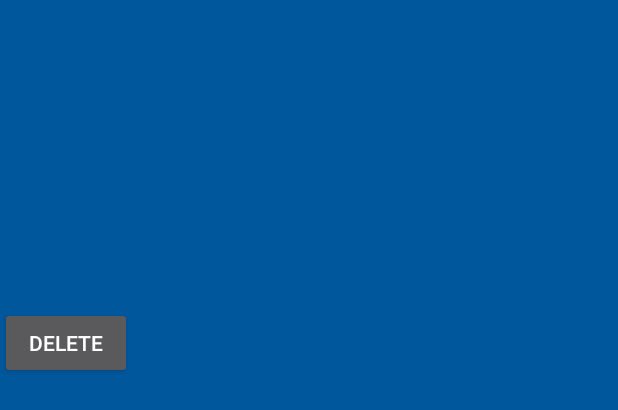
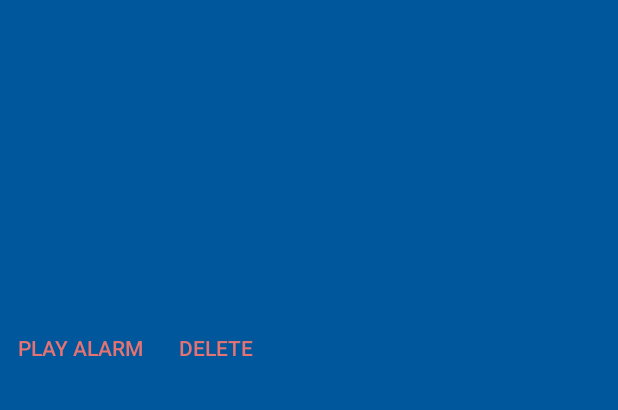
Before and after one commit to scottblechman/Otter, an Android app: the layout fragment_alarm.xml on its own in the app's theme, with its tools: preview values and no code run, on a phone screen of 412 x 824 dp. Shown: the top 410 px of the screen. Run offline under Robolectric (Android 15) with nearby library versions, the phone set to English and light mode, and no system bars.

Commit message:
Alarm plays sound when play button is clicked

```diff
--- a/app/src/main/AndroidManifest.xml
+++ b/app/src/main/AndroidManifest.xml
@@ -2,19 +2,23 @@
 <manifest xmlns:android="http://schemas.android.com/apk/res/android"
     package="com.scottblechman.otter">
 
+    <uses-permission android:name="android.permission.WAKE_LOCK" />
+
     <application
-        android:allowBackup="true"
+        android:allowBackup="false"
         android:icon="@mipmap/ic_launcher"
         android:label="@string/app_name"
         android:roundIcon="@mipmap/ic_launcher_round"
         android:supportsRtl="true"
         android:theme="@style/AppTheme">
+        <activity android:name=".ui.activity.AlarmActivity"></activity>
         <activity
             android:name=".ui.activity.MainActivity"
             android:label="@string/app_name"
             android:theme="@style/AppTheme.NoActionBar">
             <intent-filter>
                 <action android:name="android.intent.action.MAIN" />
+                <action android:name="android.intent.action.VIEW" />
 
                 <category android:name="android.intent.category.LAUNCHER" />
             </intent-filter>
--- a/app/src/main/java/com/scottblechman/otter/data/Alarm.java
+++ b/app/src/main/java/com/scottblechman/otter/db/Alarm.java
@@ -1,4 +1,4 @@
-package com.scottblechman.otter.data;
+package com.scottblechman.otter.db;
 
 import android.arch.persistence.room.ColumnInfo;
 import android.arch.persistence.room.Entity;
--- a/app/src/main/java/com/scottblechman/otter/data/AlarmDao.java
+++ b/app/src/main/java/com/scottblechman/otter/db/AlarmDao.java
@@ -1,4 +1,4 @@
-package com.scottblechman.otter.data;
+package com.scottblechman.otter.db;
 
 import android.arch.lifecycle.LiveData;
 import android.arch.persistence.room.Dao;
--- a/app/src/main/java/com/scottblechman/otter/data/AlarmDatabase.java
+++ b/app/src/main/java/com/scottblechman/otter/db/AlarmDatabase.java
@@ -1,4 +1,4 @@
-package com.scottblechman.otter.data;
+package com.scottblechman.otter.db;
 
 import android.arch.persistence.room.Database;
 import android.arch.persistence.room.Room;
--- a/app/src/main/java/com/scottblechman/otter/data/DateConverters.java
+++ b/app/src/main/java/com/scottblechman/otter/db/DateConverters.java
@@ -1,4 +1,4 @@
-package com.scottblechman.otter.data;
+package com.scottblechman.otter.db;
 
 import android.arch.persistence.room.TypeConverter;
 
--- a/app/src/main/java/com/scottblechman/otter/controller/AlarmViewModel.java
+++ b/app/src/main/java/com/scottblechman/otter/lifecycle/AlarmViewModel.java
@@ -1,11 +1,11 @@
-package com.scottblechman.otter.controller;
+package com.scottblechman.otter.lifecycle;
 
 import android.app.Application;
 import android.arch.lifecycle.AndroidViewModel;
 import android.arch.lifecycle.LiveData;
 import android.support.annotation.NonNull;
 
-import com.scottblechman.otter.data.Alarm;
+import com.scottblechman.otter.db.Alarm;
 
 import java.util.List;
 
--- a/app/src/main/java/com/scottblechman/otter/ui/activity/MainActivity.java
+++ b/app/src/main/java/com/scottblechman/otter/ui/activity/MainActivity.java
@@ -10,9 +10,9 @@ import android.view.View;
 import android.view.Menu;
 import android.view.MenuItem;
 import com.scottblechman.otter.R;
-import com.scottblechman.otter.controller.AlarmViewModel;
-import com.scottblechman.otter.data.Alarm;
-import com.scottblechman.otter.interfaces.FormsInterface;
+import com.scottblechman.otter.lifecycle.AlarmViewModel;
+import com.scottblechman.otter.db.Alarm;
+import com.scottblechman.otter.ui.interfaces.FormsInterface;
 import com.scottblechman.otter.ui.fragment.AlarmFragment;
 import com.scottblechman.otter.ui.fragment.DatePickerFragment;
 import com.scottblechman.otter.ui.fragment.LabelFragment;
--- a/app/src/main/java/com/scottblechman/otter/ui/fragment/AlarmFragment.java
+++ b/app/src/main/java/com/scottblechman/otter/ui/fragment/AlarmFragment.java
@@ -16,8 +16,8 @@ import android.view.View;
 import android.view.ViewGroup;
 
 import com.scottblechman.otter.R;
-import com.scottblechman.otter.controller.AlarmViewModel;
-import com.scottblechman.otter.data.Alarm;
+import com.scottblechman.otter.lifecycle.AlarmViewModel;
+import com.scottblechman.otter.db.Alarm;
 import com.scottblechman.otter.ui.fragment.adapter.AlarmRecyclerViewAdapter;
 
 import java.util.List;
--- a/app/src/main/java/com/scottblechman/otter/ui/fragment/DatePickerFragment.java
+++ b/app/src/main/java/com/scottblechman/otter/ui/fragment/DatePickerFragment.java
@@ -8,8 +8,8 @@ import android.support.annotation.Nullable;
 import android.support.v4.app.DialogFragment;
 import android.widget.DatePicker;
 
-import com.scottblechman.otter.data.Alarm;
-import com.scottblechman.otter.interfaces.FormsInterface;
+import com.scottblechman.otter.db.Alarm;
+import com.scottblechman.otter.ui.interfaces.FormsInterface;
 
 import java.util.Calendar;
 import java.util.Objects;
--- a/app/src/main/java/com/scottblechman/otter/ui/fragment/TimePickerFragment.java
+++ b/app/src/main/java/com/scottblechman/otter/ui/fragment/TimePickerFragment.java
@@ -9,8 +9,8 @@ import android.support.v4.app.DialogFragment;
 import android.text.format.DateFormat;
 import android.widget.TimePicker;
 
-import com.scottblechman.otter.data.Alarm;
-import com.scottblechman.otter.interfaces.FormsInterface;
+import com.scottblechman.otter.db.Alarm;
+import com.scottblechman.otter.ui.interfaces.FormsInterface;
 
 import java.util.Calendar;
 import java.util.Objects;
--- a/app/src/main/java/com/scottblechman/otter/interfaces/FormsInterface.java
+++ b/app/src/main/java/com/scottblechman/otter/ui/interfaces/FormsInterface.java
@@ -1,6 +1,6 @@
-package com.scottblechman.otter.interfaces;
+package com.scottblechman.otter.ui.interfaces;
 
-import com.scottblechman.otter.data.Alarm;
+import com.scottblechman.otter.db.Alarm;
 
 /**
  * A communications interface to pass form data to the main Activity in order
--- a/app/src/main/res/layout/fragment_alarm.xml
+++ b/app/src/main/res/layout/fragment_alarm.xml
@@ -3,7 +3,8 @@
     android:layout_width="wrap_content"
     android:layout_height="wrap_content"
     android:orientation="vertical"
-    android:layout_marginBottom="16dp">
+    android:layout_marginBottom="16dp"
+    style="?android:attr/buttonBarStyle">
 
     <LinearLayout
         android:layout_width="wrap_content"
@@ -42,10 +43,23 @@
         android:layout_margin="@dimen/text_margin"
         android:textAppearance="@style/Date" />
 
-    <Button
-        android:id="@+id/buttonDelete"
+    <LinearLayout
         android:layout_width="wrap_content"
         android:layout_height="wrap_content"
-        android:text="@string/delete"/>
+        android:orientation="horizontal"
+        >
+        <Button
+            android:id="@+id/buttonAlarm"
+            android:layout_width="wrap_content"
+            android:layout_height="wrap_content"
+            android:text="@string/alarm"
+            style="?android:attr/buttonBarButtonStyle"/>
+        <Button
+            android:id="@+id/buttonDelete"
+            android:layout_width="wrap_content"
+            android:layout_height="wrap_content"
+            android:text="@string/delete"
+            style="?android:attr/buttonBarButtonStyle"/>
+    </LinearLayout>
 
 </LinearLayout>
--- a/app/src/main/res/values/strings.xml
+++ b/app/src/main/res/values/strings.xml
@@ -5,4 +5,6 @@
     <string name="dialogOk">OK</string>
     <string name="dialogCancel">Cancel</string>
     <string name="delete">Delete</string>
+    <string name="alarm">Play Alarm</string>
+    <string name="end_alarm">End Alarm</string>
 </resources>
```
Also changed, not shown: app/src/main/java/com/scottblechman/otter/lifecycle/AlarmRepository.java (renamed from app/src/main/java/com/scottblechman/otter/controller/AlarmRepository.java, +4 -4 lines), app/src/main/java/com/scottblechman/otter/ui/activity/AlarmActivity.java (added, +33 -0 lines), app/src/main/java/com/scottblechman/otter/ui/fragment/LabelFragment.java (+5 -3 lines), app/src/main/java/com/scottblechman/otter/ui/fragment/adapter/AlarmRecyclerViewAdapter.java (+15 -3 lines), app/src/main/res/layout/activity_alarm.xml (added, +21 -0 lines).
